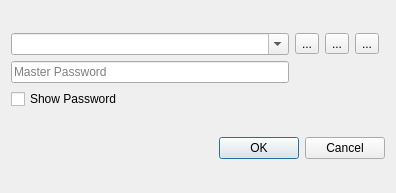
Qt form design/LoginDialog.ui (xaprier/qt-password-manager) before a commit.
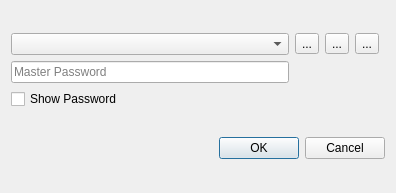
The same form after that commit. Icons and pictures are not drawn.

What changed in the file:
```diff
--- a/design/LoginDialog.ui
+++ b/design/LoginDialog.ui
@@ -29,7 +29,7 @@
      <item row="0" column="0">
       <widget class="QComboBox" name="encryptedFiles">
        <property name="editable">
-        <bool>true</bool>
+        <bool>false</bool>
        </property>
       </widget>
      </item>
```
